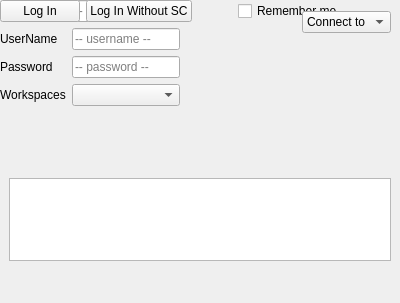
The window that src/developer/main/assetContent/assetbrowser/widget/ui/loginUI.ui (code-google-com/mayatools) describes before a commit, drawn with Qt 5.
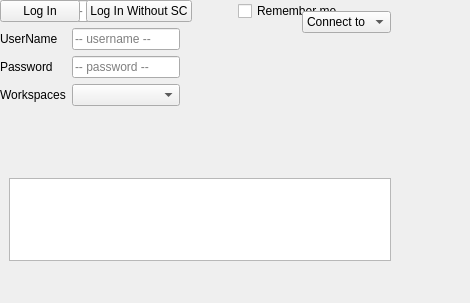
The same window after the commit. Icons and pictures are not drawn.

```diff
--- a/src/developer/main/assetContent/assetbrowser/widget/ui/loginUI.ui
+++ b/src/developer/main/assetContent/assetbrowser/widget/ui/loginUI.ui
@@ -9,7 +9,7 @@
    <rect>
     <x>0</x>
     <y>0</y>
-    <width>400</width>
+    <width>470</width>
     <height>303</height>
    </rect>
   </property>
```
